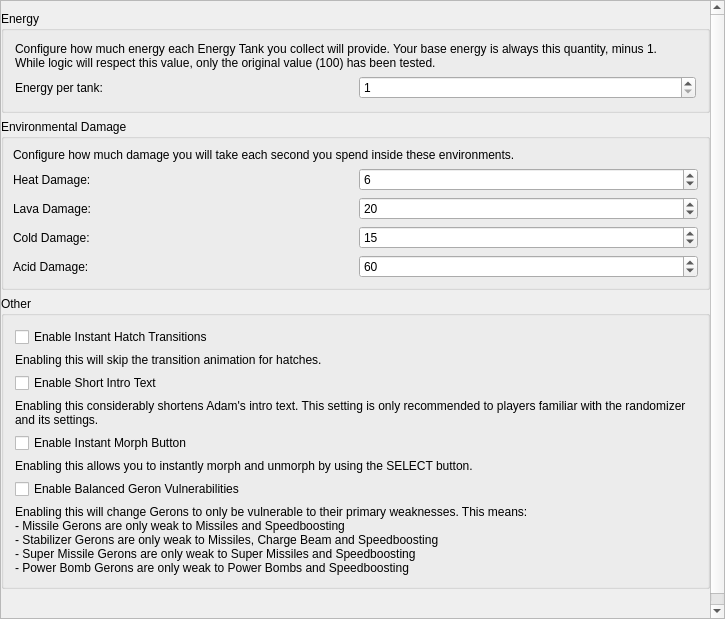
Before: the Qt Designer form randovania/games/fusion/gui/ui_files/preset_fusion_patches.ui in randovania/randovania, drawn with Qt 5.
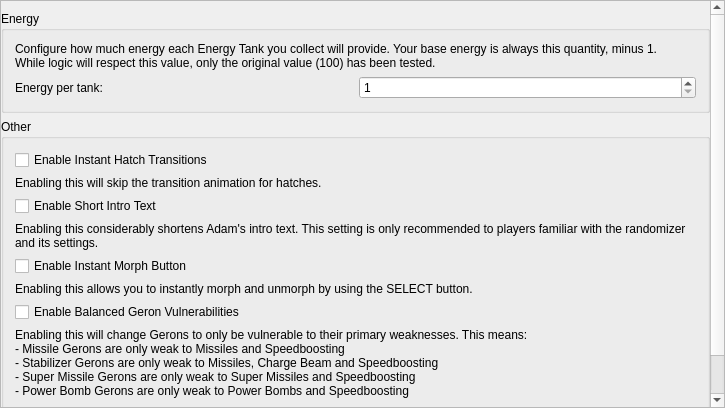
After: the same form once the commit is applied.

```diff
--- a/randovania/games/fusion/gui/ui_files/preset_fusion_patches.ui
+++ b/randovania/games/fusion/gui/ui_files/preset_fusion_patches.ui
@@ -7,7 +7,7 @@
     <x>0</x>
     <y>0</y>
     <width>725</width>
-    <height>619</height>
+    <height>408</height>
    </rect>
   </property>
   <property name="windowTitle">
@@ -42,9 +42,9 @@
        <property name="geometry">
         <rect>
          <x>0</x>
-         <y>0</y>
-         <width>706</width>
-         <height>670</height>
+         <y>-119</y>
+         <width>709</width>
+         <height>567</height>
         </rect>
        </property>
        <property name="sizePolicy">
@@ -141,118 +141,6 @@
           </layout>
          </widget>
         </item>
-        <item>
-         <widget class="QGroupBox" name="environmental_damage_group">
-          <property name="title">
-           <string>Environmental Damage</string>
-          </property>
-          <layout class="QVBoxLayout" name="verticalLayout_3">
-           <property name="leftMargin">
-            <number>9</number>
-           </property>
-           <property name="topMargin">
-            <number>9</number>
-           </property>
-           <property name="rightMargin">
-            <number>9</number>
-           </property>
-           <property name="bottomMargin">
-            <number>9</number>
-           </property>
-           <item>
-            <widget class="QLabel" name="environmental_damage_label">
-             <property name="text">
-              <string>Configure how much damage you will take each second you spend inside these environments.</string>
-             </property>
-            </widget>
-           </item>
-           <item>
-            <layout class="QHBoxLayout" name="heat_damage">
-             <item>
-              <widget class="QLabel" name="heat_damage_label">
-               <property name="text">
-                <string>Heat Damage:</string>
-               </property>
-              </widget>
-             </item>
-             <item>
-              <widget class="QSpinBox" name="heat_damage_spin_box">
-               <property name="maximum">
-                <number>255</number>
-               </property>
-               <property name="value">
-                <number>6</number>
-               </property>
-              </widget>
-             </item>
-            </layout>
-           </item>
-           <item>
-            <layout class="QHBoxLayout" name="lava_damage">
-             <item>
-              <widget class="QLabel" name="lava_damage_label">
-               <property name="text">
-                <string>Lava Damage:</string>
-               </property>
-              </widget>
-             </item>
-             <item>
-              <widget class="QSpinBox" name="lava_damage_spin_box">
-               <property name="maximum">
-                <number>255</number>
-               </property>
-               <property name="value">
-                <number>20</number>
-               </property>
-              </widget>
-             </item>
-            </layout>
-           </item>
-           <item>
-            <layout class="QHBoxLayout" name="cold_damage">
-             <item>
-              <widget class="QLabel" name="cold_damage_label">
-               <property name="text">
-                <string>Cold Damage:</string>
-               </property>
-              </widget>
-             </item>
-             <item>
-              <widget class="QSpinBox" name="cold_damage_spin_box">
-               <property name="maximum">
-                <number>255</number>
-               </property>
-               <property name="value">
-                <number>15</number>
-               </property>
-              </widget>
-             </item>
-            </layout>
-           </item>
-           <item>
-            <layout class="QHBoxLayout" name="acid_damage">
-             <item>
-              <widget class="QLabel" name="acid_damage_label">
-               <property name="text">
-                <string>Acid Damage:</string>
-               </property>
-              </widget>
-             </item>
-             <item>
-              <widget class="QSpinBox" name="acid_damage_spin_box">
-               <property name="maximum">
-                <number>255</number>
-               </property>
-               <property name="value">
-                <number>60</number>
-               </property>
-              </widget>
-             </item>
-            </layout>
-           </item>
-          </layout>
-         </widget>
-        </item>
         <item>
          <widget class="QGroupBox" name="gameplay_group">
           <property name="title">
```
